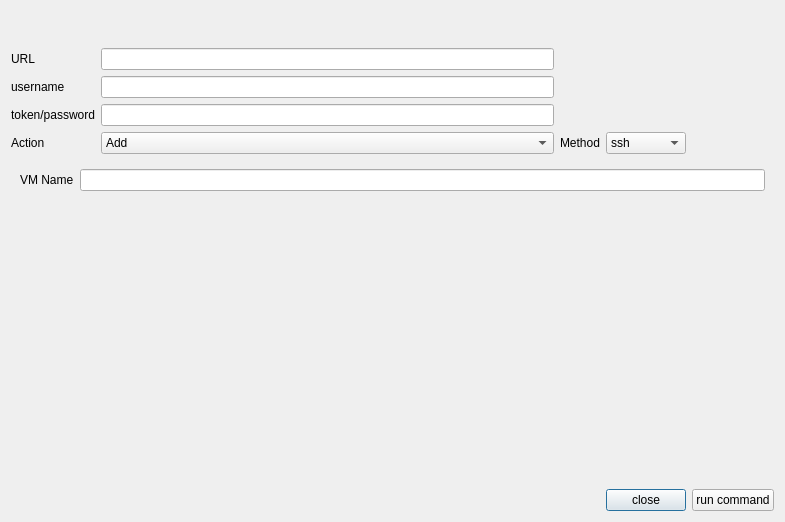
Before: the Qt Designer form src/jenkinsTools/ux/nodesDialog.ui in clockworksspheres/jenkinsTools, drawn with Qt 5.
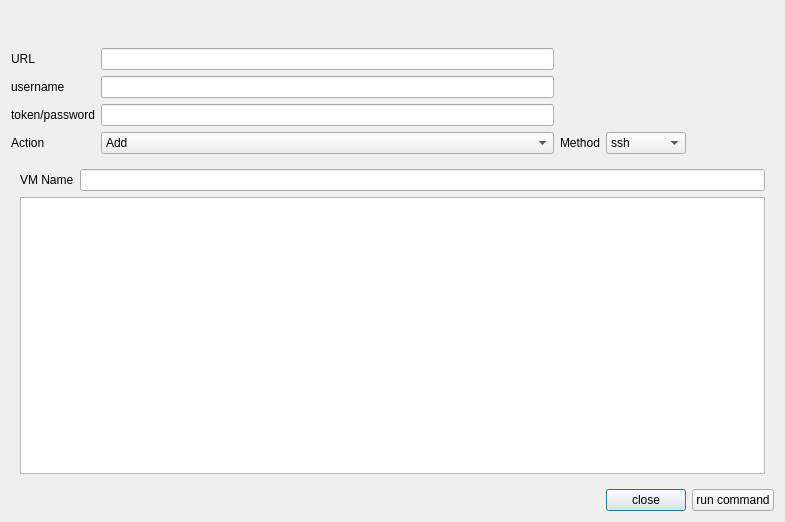
After: the same form once the commit is applied.

Commit message: added textBrowser back in for correct reporting

```diff
--- a/src/jenkinsTools/ux/nodesDialog.ui
+++ b/src/jenkinsTools/ux/nodesDialog.ui
@@ -426,31 +426,8 @@
          </property>
         </widget>
        </item>
-       <item row="1" column="0">
-        <spacer name="verticalSpacer_9">
-         <property name="orientation">
-          <enum>Qt::Orientation::Vertical</enum>
-         </property>
-         <property name="sizeHint" stdset="0">
-          <size>
-           <width>20</width>
-           <height>40</height>
-          </size>
-         </property>
-        </spacer>
-       </item>
-       <item row="1" column="1">
-        <spacer name="verticalSpacer_10">
-         <property name="orientation">
-          <enum>Qt::Orientation::Vertical</enum>
-         </property>
-         <property name="sizeHint" stdset="0">
-          <size>
-           <width>20</width>
-           <height>40</height>
-          </size>
-         </property>
-        </spacer>
+       <item row="1" column="0" colspan="2">
+        <widget class="QTextBrowser" name="getNodeTextBrowser"/>
        </item>
       </layout>
      </widget>
```
